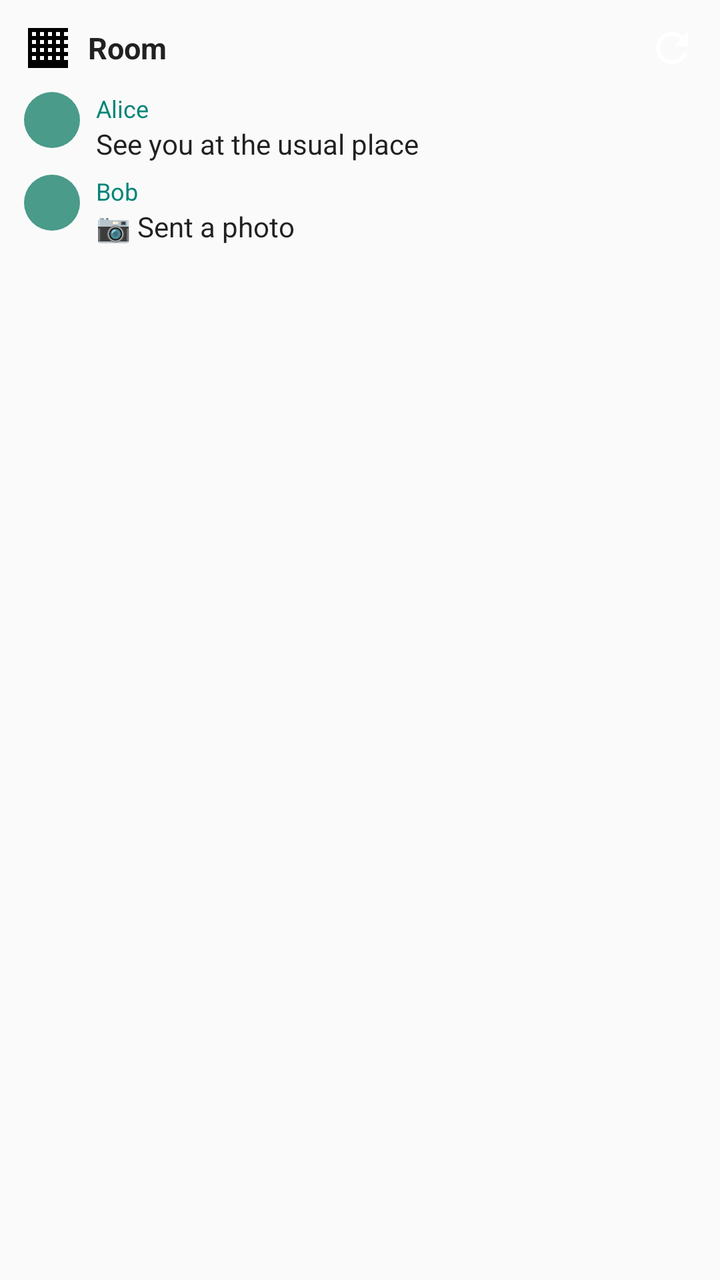
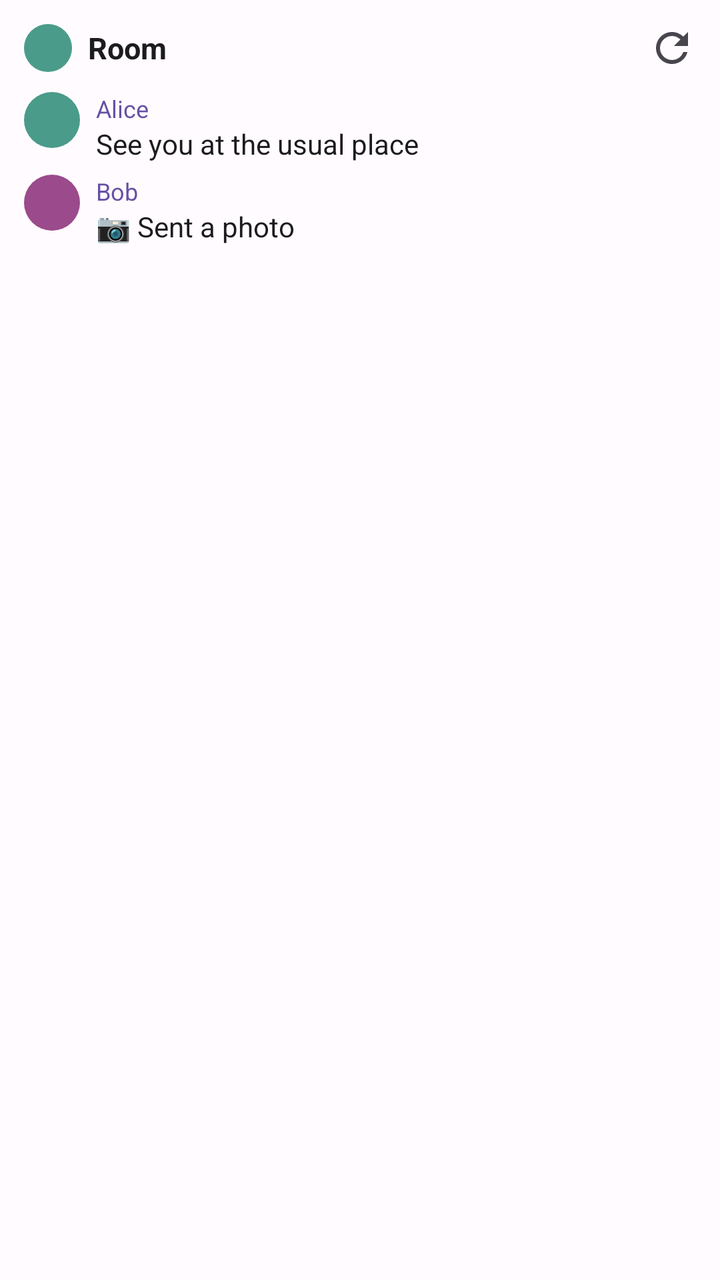

The first picture is an Android layout as it rendered before a commit; the second is the same layout after the commit. The layout source and the unified diff follow.
<!-- AndroidManifest.xml: application theme Theme.Andromuks -->
<!-- res/layout/room_widget_preview.xml -->
<?xml version="1.0" encoding="utf-8"?>
<LinearLayout xmlns:android="http://schemas.android.com/apk/res/android"
    android:layout_width="match_parent"
    android:layout_height="match_parent"
    android:orientation="vertical"
    android:padding="12dp"
    android:background="?android:attr/colorBackground">

    
    <LinearLayout
        android:layout_width="match_parent"
        android:layout_height="wrap_content"
        android:orientation="horizontal"
        android:gravity="center_vertical">

        <ImageView
            android:layout_width="24dp"
            android:layout_height="24dp"
            android:src="@drawable/ic_matrix_notification"
            android:contentDescription="@null" />

        <TextView
            android:layout_width="0dp"
            android:layout_height="wrap_content"
            android:layout_weight="1"
            android:layout_marginStart="8dp"
            android:maxLines="1"
            android:ellipsize="end"
            android:textSize="15sp"
            android:textStyle="bold"
            android:textColor="?android:attr/textColorPrimary"
            android:text="@string/room_widget_preview_room" />

        <ImageView
            android:layout_width="24dp"
            android:layout_height="24dp"
            android:src="@drawable/ic_widget_refresh"
            android:contentDescription="@null" />
    </LinearLayout>

    
    <LinearLayout
        android:layout_width="match_parent"
        android:layout_height="wrap_content"
        android:layout_marginTop="10dp"
        android:orientation="horizontal">

        <View
            android:layout_width="28dp"
            android:layout_height="28dp"
            android:background="@drawable/room_widget_preview_avatar" />

        <LinearLayout
            android:layout_width="0dp"
            android:layout_height="wrap_content"
            android:layout_weight="1"
            android:layout_marginStart="8dp"
            android:orientation="vertical">

            <TextView
                android:layout_width="wrap_content"
                android:layout_height="wrap_content"
                android:maxLines="1"
                android:textSize="12sp"
                android:textColor="?android:attr/colorAccent"
                android:text="@string/room_widget_preview_sender_one" />

            <TextView
                android:layout_width="match_parent"
                android:layout_height="wrap_content"
                android:maxLines="2"
                android:ellipsize="end"
                android:textSize="14sp"
                android:textColor="?android:attr/textColorPrimary"
                android:text="@string/room_widget_preview_message_one" />
        </LinearLayout>
    </LinearLayout>

    <LinearLayout
        android:layout_width="match_parent"
        android:layout_height="wrap_content"
        android:layout_marginTop="6dp"
        android:orientation="horizontal">

        <View
            android:layout_width="28dp"
            android:layout_height="28dp"
            android:background="@drawable/room_widget_preview_avatar" />

        <LinearLayout
            android:layout_width="0dp"
            android:layout_height="wrap_content"
            android:layout_weight="1"
            android:layout_marginStart="8dp"
            android:orientation="vertical">

            <TextView
                android:layout_width="wrap_content"
                android:layout_height="wrap_content"
                android:maxLines="1"
                android:textSize="12sp"
                android:textColor="?android:attr/colorAccent"
                android:text="@string/room_widget_preview_sender_two" />

            <TextView
                android:layout_width="match_parent"
                android:layout_height="wrap_content"
                android:maxLines="2"
                android:ellipsize="end"
                android:textSize="14sp"
                android:textColor="?android:attr/textColorPrimary"
                android:text="@string/room_widget_preview_message_two" />
        </LinearLayout>
    </LinearLayout>
</LinearLayout>
<!-- resources referenced by this layout -->
<resources>
  <!-- drawable ic_matrix_notification (drawable) -->
  <vector xmlns:android="http://schemas.android.com/apk/res/android"
      android:width="24dp"
      android:height="24dp"
      android:viewportWidth="24"
      android:viewportHeight="24">
    
    <path
        android:fillColor="@android:color/black"
        android:pathData="M2,2h20v20H2zM4,4v2h2V4H4zM4,8v2h2V8H4zM4,12v2h2v-2H4zM4,16v2h2v-2H4zM8,4v2h2V4H8zM8,8v2h2V8H8zM8,12v2h2v-2H8zM8,16v2h2v-2H8zM12,4v2h2V4h-2zM12,8v2h2V8h-2zM12,12v2h2v-2h-2zM12,16v2h2v-2h-2zM16,4v2h2V4h-2zM16,8v2h2V8h-2zM16,12v2h2v-2h-2zM16,16v2h2v-2h-2zM20,4v2h2V4h-2zM20,8v2h2V8h-2zM20,12v2h2v-2h-2zM20,16v2h2v-2h-2z"/>
  </vector>
  <!-- drawable ic_widget_refresh (drawable) -->
  <?xml version="1.0" encoding="utf-8"?>
  <vector xmlns:android="http://schemas.android.com/apk/res/android"
      android:width="24dp"
      android:height="24dp"
      android:viewportWidth="24"
      android:viewportHeight="24"
      android:tint="#FFFFFF">
      <path
          android:fillColor="#FFFFFF"
          android:pathData="M17.65,6.35C16.2,4.9 14.21,4 12,4c-4.42,0 -7.99,3.58 -8,8s3.58,8 8,8c3.73,0 6.84,-2.55 7.73,-6h-2.08c-0.82,2.33 -3.04,4 -5.65,4 -3.31,0 -6,-2.69 -6,-6s2.69,-6 6,-6c1.66,0 3.14,0.69 4.22,1.78L13,11h7V4l-2.35,2.35z" />
  </vector>
  <!-- drawable room_widget_preview_avatar (drawable) -->
  <?xml version="1.0" encoding="utf-8"?>
  <shape xmlns:android="http://schemas.android.com/apk/res/android"
      android:shape="oval">
      <solid android:color="#4A9B89" />
  </shape>
  <string name="room_widget_preview_message_one">See you at the usual place</string>
  <string name="room_widget_preview_message_two">📷 Sent a photo</string>
  <string name="room_widget_preview_room">Room</string>
  <string name="room_widget_preview_sender_one">Alice</string>
  <string name="room_widget_preview_sender_two">Bob</string>
  <style name="Theme.Andromuks" parent="android:Theme.Material.Light.NoActionBar">
          
          <item name="android:windowBackground">@color/window_background</item>
      </style>
  <color name="window_background">#FFFFFBFE</color>
</resources>

<!-- the commit's change to res/layout/room_widget_preview.xml (unified diff, before → after) -->
@@ -4,7 +4,7 @@
     android:layout_height="match_parent"
     android:orientation="vertical"
     android:padding="12dp"
-    android:background="?android:attr/colorBackground">
+    android:background="@drawable/room_widget_preview_card">
 
     
     <LinearLayout
@@ -16,7 +16,7 @@
         <ImageView
             android:layout_width="24dp"
             android:layout_height="24dp"
-            android:src="@drawable/ic_matrix_notification"
+            android:src="@drawable/room_widget_preview_avatar"
             android:contentDescription="@null" />
 
         <TextView
@@ -28,13 +28,13 @@
             android:ellipsize="end"
             android:textSize="15sp"
             android:textStyle="bold"
-            android:textColor="?android:attr/textColorPrimary"
+            android:textColor="@color/room_widget_preview_text"
             android:text="@string/room_widget_preview_room" />
 
         <ImageView
             android:layout_width="24dp"
             android:layout_height="24dp"
-            android:src="@drawable/ic_widget_refresh"
+            android:src="@drawable/room_widget_preview_refresh"
             android:contentDescription="@null" />
     </LinearLayout>
 
@@ -45,10 +45,11 @@
         android:layout_marginTop="10dp"
         android:orientation="horizontal">
 
-        <View
+        <ImageView
             android:layout_width="28dp"
             android:layout_height="28dp"
-            android:background="@drawable/room_widget_preview_avatar" />
+            android:src="@drawable/room_widget_preview_avatar"
+            android:contentDescription="@null" />
 
         <LinearLayout
             android:layout_width="0dp"
@@ -62,7 +63,7 @@
                 android:layout_height="wrap_content"
                 android:maxLines="1"
                 android:textSize="12sp"
-                android:textColor="?android:attr/colorAccent"
+                android:textColor="@color/room_widget_preview_sender"
                 android:text="@string/room_widget_preview_sender_one" />
 
             <TextView
@@ -71,21 +72,23 @@
                 android:maxLines="2"
                 android:ellipsize="end"
                 android:textSize="14sp"
-                android:textColor="?android:attr/textColorPrimary"
+                android:textColor="@color/room_widget_preview_text"
                 android:text="@string/room_widget_preview_message_one" />
         </LinearLayout>
     </LinearLayout>
 
+    
     <LinearLayout
         android:layout_width="match_parent"
         android:layout_height="wrap_content"
         android:layout_marginTop="6dp"
         android:orientation="horizontal">
 
-        <View
+        <ImageView
             android:layout_width="28dp"
             android:layout_height="28dp"
-            android:background="@drawable/room_widget_preview_avatar" />
+            android:src="@drawable/room_widget_preview_avatar_alt"
+            android:contentDescription="@null" />
 
         <LinearLayout
             android:layout_width="0dp"
@@ -99,7 +102,7 @@
                 android:layout_height="wrap_content"
                 android:maxLines="1"
                 android:textSize="12sp"
-                android:textColor="?android:attr/colorAccent"
+                android:textColor="@color/room_widget_preview_sender"
                 android:text="@string/room_widget_preview_sender_two" />
 
             <TextView
@@ -108,7 +111,7 @@
                 android:maxLines="2"
                 android:ellipsize="end"
                 android:textSize="14sp"
-                android:textColor="?android:attr/textColorPrimary"
+                android:textColor="@color/room_widget_preview_text"
                 android:text="@string/room_widget_preview_message_two" />
         </LinearLayout>
     </LinearLayout>
<!-- resource entries referenced after the edit -->
@@ -1,34 +1,37 @@
 <!-- resources referenced by this layout -->
 <resources>
-  <!-- drawable ic_matrix_notification (drawable) -->
-  <vector xmlns:android="http://schemas.android.com/apk/res/android"
-      android:width="24dp"
-      android:height="24dp"
-      android:viewportWidth="24"
-      android:viewportHeight="24">
-    
-    <path
-        android:fillColor="@android:color/black"
-        android:pathData="M2,2h20v20H2zM4,4v2h2V4H4zM4,8v2h2V8H4zM4,12v2h2v-2H4zM4,16v2h2v-2H4zM8,4v2h2V4H8zM8,8v2h2V8H8zM8,12v2h2v-2H8zM8,16v2h2v-2H8zM12,4v2h2V4h-2zM12,8v2h2V8h-2zM12,12v2h2v-2h-2zM12,16v2h2v-2h-2zM16,4v2h2V4h-2zM16,8v2h2V8h-2zM16,12v2h2v-2h-2zM16,16v2h2v-2h-2zM20,4v2h2V4h-2zM20,8v2h2V8h-2zM20,12v2h2v-2h-2zM20,16v2h2v-2h-2z"/>
-  </vector>
-  <!-- drawable ic_widget_refresh (drawable) -->
-  <?xml version="1.0" encoding="utf-8"?>
-  <vector xmlns:android="http://schemas.android.com/apk/res/android"
-      android:width="24dp"
-      android:height="24dp"
-      android:viewportWidth="24"
-      android:viewportHeight="24"
-      android:tint="#FFFFFF">
-      <path
-          android:fillColor="#FFFFFF"
-          android:pathData="M17.65,6.35C16.2,4.9 14.21,4 12,4c-4.42,0 -7.99,3.58 -8,8s3.58,8 8,8c3.73,0 6.84,-2.55 7.73,-6h-2.08c-0.82,2.33 -3.04,4 -5.65,4 -3.31,0 -6,-2.69 -6,-6s2.69,-6 6,-6c1.66,0 3.14,0.69 4.22,1.78L13,11h7V4l-2.35,2.35z" />
-  </vector>
+  <color name="room_widget_preview_sender">#FF6750A4</color>
+  <color name="room_widget_preview_text">#FF1C1B1F</color>
   <!-- drawable room_widget_preview_avatar (drawable) -->
   <?xml version="1.0" encoding="utf-8"?>
   <shape xmlns:android="http://schemas.android.com/apk/res/android"
       android:shape="oval">
       <solid android:color="#4A9B89" />
   </shape>
+  <!-- drawable room_widget_preview_avatar_alt (drawable) -->
+  <?xml version="1.0" encoding="utf-8"?>
+  <shape xmlns:android="http://schemas.android.com/apk/res/android"
+      android:shape="oval">
+      <solid android:color="#9B4A8B" />
+  </shape>
+  <!-- drawable room_widget_preview_card (drawable) -->
+  <?xml version="1.0" encoding="utf-8"?>
+  <shape xmlns:android="http://schemas.android.com/apk/res/android"
+      android:shape="rectangle">
+      <solid android:color="@color/room_widget_preview_background" />
+      <corners android:radius="16dp" />
+  </shape>
+  <!-- drawable room_widget_preview_refresh (drawable) -->
+  <?xml version="1.0" encoding="utf-8"?>
+  <vector xmlns:android="http://schemas.android.com/apk/res/android"
+      android:width="24dp"
+      android:height="24dp"
+      android:viewportWidth="24"
+      android:viewportHeight="24">
+      <path
+          android:fillColor="@color/room_widget_preview_icon"
+          android:pathData="M17.65,6.35C16.2,4.9 14.21,4 12,4c-4.42,0 -7.99,3.58 -8,8s3.58,8 8,8c3.73,0 6.84,-2.55 7.73,-6h-2.08c-0.82,2.33 -3.04,4 -5.65,4 -3.31,0 -6,-2.69 -6,-6s2.69,-6 6,-6c1.66,0 3.14,0.69 4.22,1.78L13,11h7V4l-2.35,2.35z" />
+  </vector>
   <string name="room_widget_preview_message_one">See you at the usual place</string>
   <string name="room_widget_preview_message_two">📷 Sent a photo</string>
   <string name="room_widget_preview_room">Room</string>
@@ -38,6 +41,8 @@
           
           <item name="android:windowBackground">@color/window_background</item>
       </style>
+  <color name="room_widget_preview_background">#FFFFFBFE</color>
+  <color name="room_widget_preview_icon">#FF49454F</color>
   <color name="window_background">#FFFFFBFE</color>
 </resources>
 
